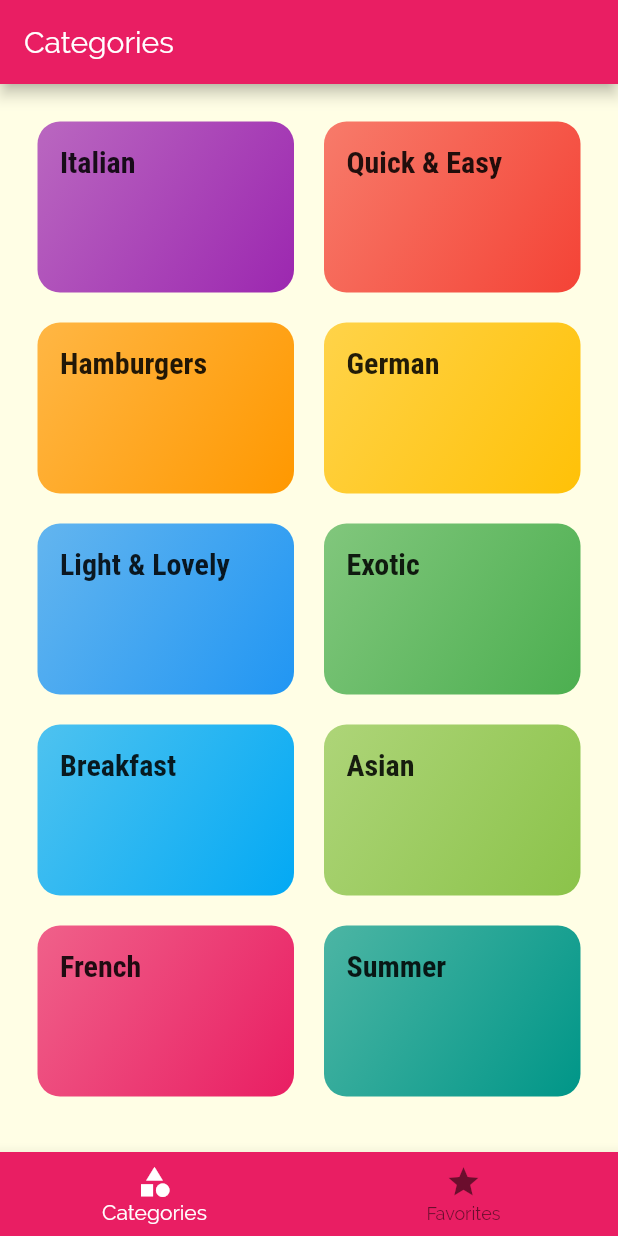
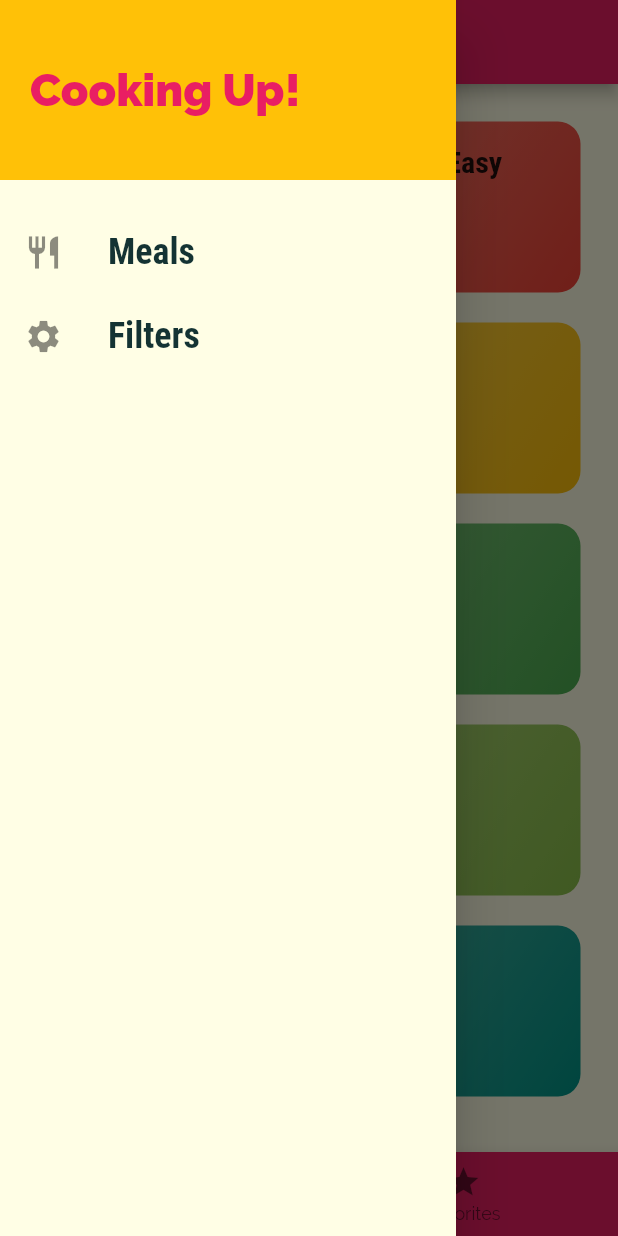
Before and after one commit to Donkijote/meals_app, a Flutter app: the screen it shows after launch, with the side drawer open (before the commit the screen has no drawer), on a phone screen of 412 x 824 dp. Run offline on Flutter 3.47's test engine with Material 2 defaults, Android fonts, the phone set to English and light mode, and no system bars.

Commit message:
adding a custom drawer

```diff
--- a/lib/screens/tabs.dart
+++ b/lib/screens/tabs.dart
@@ -1,5 +1,6 @@
 import 'package:flutter/material.dart';
 
+import '../widgets/main_drawer.dart';
 import '../screens/categories.dart';
 import '../screens/favorites.dart';
 
@@ -25,6 +26,7 @@ class _TabsScreenState extends State<TabsScreen> {
       appBar: AppBar(
         title: Text(_selectedPageIndex == 0 ? 'Categories' : 'Your Favorites'),
       ),
+      drawer: MainDrawer(),
       body: _pages[_selectedPageIndex],
       bottomNavigationBar: BottomNavigationBar(
         onTap: _selectPage,
--- /dev/null
+++ b/lib/widgets/main_drawer.dart
@@ -0,0 +1,54 @@
+import 'package:flutter/material.dart';
+
+class MainDrawer extends StatelessWidget {
+  Widget buildListTile(String title, IconData icon) {
+    return ListTile(
+      leading: Icon(icon, size: 26),
+      title: Text(
+        title,
+        style: TextStyle(
+          fontFamily: 'RobotoCondensed',
+          fontSize: 24,
+          fontWeight: FontWeight.bold,
+        ),
+      ),
+      onTap: () {},
+    );
+  }
+
+  @override
+  Widget build(BuildContext context) {
+    return Drawer(
+      child: Column(
+        children: <Widget>[
+          Container(
+            height: 120,
+            width: double.infinity,
+            padding: EdgeInsets.all(20),
+            alignment: Alignment.centerLeft,
+            color: Theme.of(context).accentColor,
+            child: Text(
+              'Cooking Up!',
+              style: TextStyle(
+                fontWeight: FontWeight.w900,
+                fontSize: 30,
+                color: Theme.of(context).primaryColor,
+              ),
+            ),
+          ),
+          SizedBox(
+            height: 20,
+          ),
+          buildListTile(
+            'Meals',
+            Icons.restaurant,
+          ),
+          buildListTile(
+            'Filters',
+            Icons.settings,
+          )
+        ],
+      ),
+    );
+  }
+}
```
